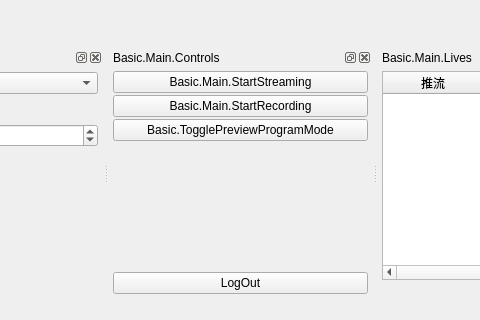
The window that UI/forms/OBSBasic.ui (gechangli/obs-studio) describes before a commit, drawn with Qt 5; both pictures show x 792 to 1272 and y 500 to 820 of the 1440 by 820 pixel window.
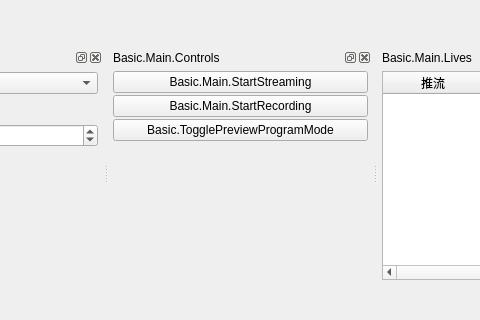
The same window after the commit. Icons and pictures are not drawn. Custom widgets are drawn as their Qt base class.

```diff
--- a/UI/forms/OBSBasic.ui
+++ b/UI/forms/OBSBasic.ui
@@ -1033,13 +1033,6 @@
        </property>
       </spacer>
      </item>
-     <item>
-      <widget class="QPushButton" name="logOutButton">
-       <property name="text">
-        <string>LogOut</string>
-       </property>
-      </widget>
-     </item>
     </layout>
    </widget>
   </widget>
```
